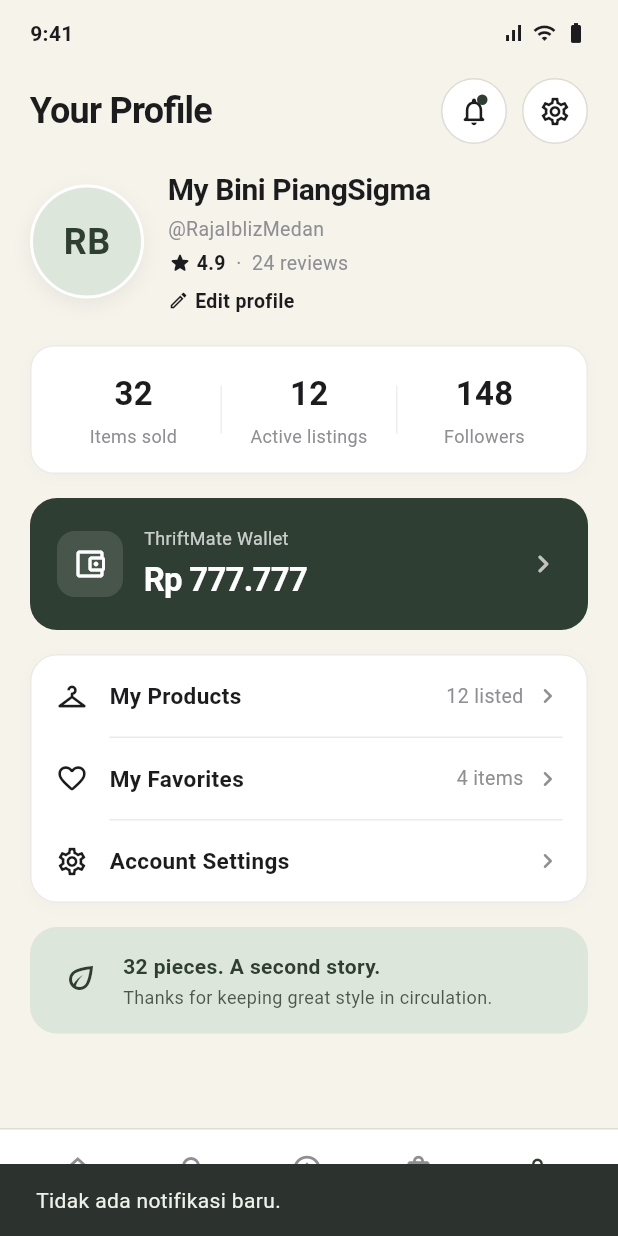
After one commit to piang-pn/filter_and_sort_app, a Flutter app: the screen it shows after launch, item 5 of the bottom bar chosen, after a tap on the "notifications none" icon, on a phone screen of 412 x 824 dp. The commit adds this screen. Run offline on Flutter 3.47's test engine with Material 3 defaults, Android fonts, the phone set to English and light mode, and no system bars; network calls fail.

Commit message:
tambah halaman profil dan integrasi navigasi bawah

```diff
--- /dev/null
+++ b/lib/pages/profile.dart
@@ -0,0 +1,575 @@
+import 'package:flutter/material.dart';
+
+import 'filter_sort.dart';
+import 'search_listing.dart';
+
+/// Screen representing "Your Profile" in ThriftMate.
+///
+/// Matches the design mockup featuring:
+/// - Header with notifications & settings icons
+/// - Profile details (avatar, name, handle, rating, edit profile)
+/// - Activity statistics (items sold, active listings, followers)
+/// - ThriftMate Wallet card with balance
+/// - Menu options (My Products, My Favorites, Account Settings)
+/// - Eco/sustainability circulation banner
+/// - Bottom navigation bar
+class ProfilePage extends StatelessWidget {
+  const ProfilePage({super.key});
+
+  @override
+  Widget build(BuildContext context) {
+    return Scaffold(
+      backgroundColor: AppColors.cream,
+      body: SafeArea(
+        child: Column(
+          children: <Widget>[
+            const StatusBarRow(),
+            Expanded(
+              child: SingleChildScrollView(
+                physics: const BouncingScrollPhysics(),
+                padding: const EdgeInsets.only(bottom: 24),
+                child: Column(
+                  crossAxisAlignment: CrossAxisAlignment.start,
+                  children: <Widget>[
+                    _buildHeader(context),
+                    const SizedBox(height: 16),
+                    _buildProfileInfo(context),
+                    const SizedBox(height: 20),
+                    _buildStatsCard(),
+                    const SizedBox(height: 16),
+                    _buildWalletCard(context),
+                    const SizedBox(height: 16),
+                    _buildMenuList(context),
+                    const SizedBox(height: 16),
+                    _buildEcoBanner(),
+                  ],
+                ),
+              ),
+            ),
+            const ThriftBottomNav(currentIndex: 4),
+          ],
+        ),
+      ),
+    );
+  }
+
+  // ------------------------------------------------------------- Header ---
+
+  Widget _buildHeader(BuildContext context) {
+    return Padding(
+      padding: const EdgeInsets.fromLTRB(20, 8, 20, 0),
+      child: Row(
+        children: <Widget>[
+          const Expanded(
+            child: Text(
+              'Your Profile',
+              style: TextStyle(
+                fontSize: 24,
+                fontWeight: FontWeight.bold,
+                color: AppColors.darkText,
+                letterSpacing: -0.5,
+              ),
+            ),
+          ),
+          // Notification bell button with unread green dot
+          GestureDetector(
+            onTap: () {
+              ScaffoldMessenger.of(context).showSnackBar(
+                const SnackBar(
+                  content: Text('Tidak ada notifikasi baru.'),
+                  duration: Duration(seconds: 2),
+                ),
+              );
+            },
+            child: Container(
+              width: 44,
+              height: 44,
+              decoration: BoxDecoration(
+                color: AppColors.white,
+                shape: BoxShape.circle,
+                border: Border.all(color: AppColors.lightBorder),
+              ),
+              child: Stack(
+                alignment: Alignment.center,
+                children: <Widget>[
+                  const Icon(
+                    Icons.notifications_none_rounded,
+                    size: 22,
+                    color: AppColors.darkText,
+                  ),
+                  Positioned(
+                    top: 10,
+                    right: 12,
+                    child: Container(
+                      width: 7,
+                      height: 7,
+                      decoration: const BoxDecoration(
+                        color: AppColors.darkGreen,
+                        shape: BoxShape.circle,
+                      ),
+                    ),
+                  ),
+                ],
+              ),
+            ),
+          ),
+          const SizedBox(width: 10),
+          // Settings button
+          GestureDetector(
+            onTap: () {
+              ScaffoldMessenger.of(context).showSnackBar(
+                const SnackBar(
+                  content: Text('Menu Pengaturan dibuka.'),
+                  duration: Duration(seconds: 2),
+                ),
+              );
+            },
+            child: Container(
+              width: 44,
+              height: 44,
+              decoration: BoxDecoration(
+                color: AppColors.white,
+                shape: BoxShape.circle,
+                border: Border.all(color: AppColors.lightBorder),
+              ),
+              child: const Icon(
+                Icons.settings_outlined,
+                size: 22,
+                color: AppColors.darkText,
+              ),
+            ),
+          ),
+        ],
+      ),
+    );
+  }
+
+  // ------------------------------------------------------- Profile Info ---
+
+  Widget _buildProfileInfo(BuildContext context) {
+    return Padding(
+      padding: const EdgeInsets.symmetric(horizontal: 20),
+      child: Row(
+        crossAxisAlignment: CrossAxisAlignment.center,
+        children: <Widget>[
+          // Circular Avatar
+          Container(
+            width: 76,
+            height: 76,
+            decoration: BoxDecoration(
+              shape: BoxShape.circle,
+              color: AppColors.sageFill,
+              border: Border.all(color: AppColors.white, width: 2),
+              boxShadow: <BoxShadow>[
+                BoxShadow(
+                  color: Colors.black.withValues(alpha: 0.06),
+                  blurRadius: 10,
+                  offset: const Offset(0, 4),
+                ),
+              ],
+            ),
+            child: ClipOval(
+              child: Image.network(
+                'https://encrypted-tbn0.gstatic.com/images?q=tbn:ANd9GcRtQu4e_4HM2bRfvXKv4JwVmZmBtl7733XFcThHwb3agQ&s=10',
+                fit: BoxFit.cover,
+                errorBuilder: (BuildContext _, Object _, StackTrace? _) =>
+                    const Center(
+                  child: Text(
+                    'RB',
+                    style: TextStyle(
+                      fontSize: 24,
+                      fontWeight: FontWeight.bold,
+                      color: AppColors.darkGreen,
+                    ),
+                  ),
+                ),
+              ),
+            ),
+          ),
+          const SizedBox(width: 16),
+          // User Details
+          Expanded(
+            child: Column(
+              crossAxisAlignment: CrossAxisAlignment.start,
+              children: <Widget>[
+                const Text(
+                  'My Bini PiangSigma',
+                  style: TextStyle(
+                    fontSize: 20,
+                    fontWeight: FontWeight.bold,
+                    color: AppColors.darkText,
+                    letterSpacing: -0.3,
+                  ),
+                ),
+                const SizedBox(height: 2),
+                const Text(
+                  '@RajaIblizMedan',
+                  style: TextStyle(
+                    fontSize: 13,
+                    color: AppColors.textMuted,
+                  ),
+                ),
+                const SizedBox(height: 4),
+                Wrap(
+                  crossAxisAlignment: WrapCrossAlignment.center,
+                  children: const <Widget>[
+                    Icon(Icons.star_rounded, size: 16, color: AppColors.darkText),
+                    SizedBox(width: 3),
+                    Text(
+                      '4.9',
+                      style: TextStyle(
+                        fontSize: 13,
+                        fontWeight: FontWeight.w600,
+                        color: AppColors.darkText,
+                      ),
+                    ),
+                    Text(
+                      '  ·  24 reviews',
+                      style: TextStyle(
+                        fontSize: 13,
+                        color: AppColors.textMuted,
+                      ),
+                    ),
+                  ],
+                ),
+                const SizedBox(height: 6),
+                GestureDetector(
+                  onTap: () {
+                    ScaffoldMessenger.of(context).showSnackBar(
+                      const SnackBar(
+                        content: Text('Membuka halaman Edit Profile.'),
+                        duration: Duration(seconds: 2),
+                      ),
+                    );
+                  },
+                  child: Row(
+                    mainAxisSize: MainAxisSize.min,
+                    children: const <Widget>[
+                      Icon(Icons.edit_outlined, size: 14, color: AppColors.darkText),
+                      SizedBox(width: 4),
+                      Text(
+                        'Edit profile',
+                        style: TextStyle(
+                          fontSize: 13,
+                          fontWeight: FontWeight.w600,
+                          color: AppColors.darkText,
+                        ),
+                      ),
+                    ],
+                  ),
+                ),
+              ],
+            ),
+          ),
+        ],
+      ),
+    );
+  }
+
+  // --------------------------------------------------------- Statistics ---
+
+  Widget _buildStatsCard() {
+    return Container(
+      margin: const EdgeInsets.symmetric(horizontal: 20),
+      padding: const EdgeInsets.symmetric(vertical: 16, horizontal: 10),
+      decoration: BoxDecoration(
+        color: AppColors.white,
+        borderRadius: BorderRadius.circular(16),
+        border: Border.all(
+          color: AppColors.lightBorder.withValues(alpha: 0.6),
+        ),
+        boxShadow: <BoxShadow>[
+          BoxShadow(
+            color: Colors.black.withValues(alpha: 0.02),
+            blurRadius: 8,
+            offset: const Offset(0, 2),
+          ),
+        ],
+      ),
+      child: Row(
+        children: <Widget>[
+          _statItem('32', 'Items sold'),
+          _statDivider(),
+          _statItem('12', 'Active listings'),
+          _statDivider(),
+          _statItem('148', 'Followers'),
+        ],
+      ),
+    );
+  }
+
+  Widget _statItem(String value, String label) {
+    return Expanded(
+      child: Column(
+        children: <Widget>[
+          Text(
+            value,
+            style: const TextStyle(
+              fontSize: 22,
+              fontWeight: FontWeight.bold,
+              color: AppColors.darkText,
+            ),
+          ),
+          const SizedBox(height: 4),
+          Text(
+            label,
+            textAlign: TextAlign.center,
+            style: const TextStyle(
+              fontSize: 12,
+              color: AppColors.textMuted,
+            ),
+          ),
+        ],
+      ),
+    );
+  }
+
+  Widget _statDivider() {
+    return Container(
+      width: 1,
+      height: 32,
+      color: AppColors.lightBorder.withValues(alpha: 0.5),
+    );
+  }
+
+  // ------------------------------------------------------------- Wallet ---
+
+  Widget _buildWalletCard(BuildContext context) {
+    return Container(
+      margin: const EdgeInsets.symmetric(horizontal: 20),
+      child: Material(
+        color: AppColors.darkGreen,
+        borderRadius: BorderRadius.circular(18),
+        child: InkWell(
+          onTap: () {
+            ScaffoldMessenger.of(context).showSnackBar(
+              const SnackBar(
+                content: Text('ThriftMate Wallet: Saldo Rp 777.777'),
+                duration: Duration(seconds: 2),
+              ),
+            );
+          },
+          borderRadius: BorderRadius.circular(18),
+          child: Padding(
+            padding: const EdgeInsets.symmetric(horizontal: 18, vertical: 18),
+            child: Row(
+              children: <Widget>[
+                Container(
+                  width: 44,
+                  height: 44,
+                  decoration: BoxDecoration(
+                    color: Colors.white.withValues(alpha: 0.12),
+                    borderRadius: BorderRadius.circular(12),
+                  ),
+                  child: const Icon(
+                    Icons.account_balance_wallet_outlined,
+                    color: AppColors.white,
+                    size: 24,
+                  ),
+                ),
+                const SizedBox(width: 14),
+                Expanded(
+                  child: Column(
+                    crossAxisAlignment: CrossAxisAlignment.start,
+                    children: <Widget>[
+                      Text(
+                        'ThriftMate Wallet',
+                        style: TextStyle(
+                          fontSize: 12,
+                          color: AppColors.white.withValues(alpha: 0.75),
+                        ),
+                      ),
+                      const SizedBox(height: 4),
+                      const Text(
+                        'Rp 777.777',
+                        style: TextStyle(
+                          fontSize: 22,
+                          fontWeight: FontWeight.bold,
+                          color: AppColors.white,
+                          letterSpacing: -0.5,
+                        ),
+                      ),
+                    ],
+                  ),
+                ),
+                Icon(
+                  Icons.chevron_right_rounded,
+                  color: AppColors.white.withValues(alpha: 0.7),
+                  size: 24,
+                ),
+              ],
+            ),
+          ),
+        ),
+      ),
+    );
+  }
+
+  // ---------------------------------------------------------- Menu List ---
+
+  Widget _buildMenuList(BuildContext context) {
+    return Container(
+      margin: const EdgeInsets.symmetric(horizontal: 20),
+      decoration: BoxDecoration(
+        color: AppColors.white,
+        borderRadius: BorderRadius.circular(18),
+        border: Border.all(
+          color: AppColors.lightBorder.withValues(alpha: 0.6),
+        ),
+        boxShadow: <BoxShadow>[
+          BoxShadow(
+            color: Colors.black.withValues(alpha: 0.02),
+            blurRadius: 8,
+            offset: const Offset(0, 2),
+          ),
+        ],
+      ),
+      child: Column(
+        children: <Widget>[
+          _menuRow(
+            icon: Icons.checkroom_outlined,
+            title: 'My Products',
+            badge: '12 listed',
+            onTap: () {
+              ScaffoldMessenger.of(context).showSnackBar(
+                const SnackBar(content: Text('Membuka My Products (12 listed)')),
+              );
+            },
+          ),
+          Divider(
+            height: 1,
+            indent: 52,
+            endIndent: 16,
+            color: AppColors.lightBorder.withValues(alpha: 0.6),
+          ),
+          _menuRow(
+            icon: Icons.favorite_border_rounded,
+            title: 'My Favorites',
+            badge: '4 items',
+            onTap: () {
+              ScaffoldMessenger.of(context).showSnackBar(
+                const SnackBar(content: Text('Membuka My Favorites (4 items)')),
+              );
+            },
+          ),
+          Divider(
+            height: 1,
+            indent: 52,
+            endIndent: 16,
+            color: AppColors.lightBorder.withValues(alpha: 0.6),
+          ),
+          _menuRow(
+            icon: Icons.settings_outlined,
+            title: 'Account Settings',
+            onTap: () {
+              ScaffoldMessenger.of(context).showSnackBar(
+                const SnackBar(content: Text('Membuka Account Settings')),
+              );
+            },
+          ),
+        ],
+      ),
+    );
+  }
+
+  Widget _menuRow({
+    required IconData icon,
+    required String title,
+    String? badge,
+    required VoidCallback onTap,
+  }) {
+    return InkWell(
+      onTap: onTap,
+      borderRadius: BorderRadius.circular(18),
+      child: Padding(
+        padding: const EdgeInsets.symmetric(horizontal: 16, vertical: 16),
+        child: Row(
+          children: <Widget>[
+            Icon(icon, size: 22, color: AppColors.darkText),
+            const SizedBox(width: 14),
+            Expanded(
+              child: Text(
+                title,
+                style: const TextStyle(
+                  fontSize: 15,
+                  fontWeight: FontWeight.w600,
+                  color: AppColors.darkText,
+                ),
+              ),
+            ),
+            if (badge != null) ...<Widget>[
+              Text(
+                badge,
+                style: const TextStyle(
+                  fontSize: 13,
+                  color: AppColors.textMuted,
+                ),
+              ),
+              const SizedBox(width: 6),
+            ],
+            const Icon(
+              Icons.chevron_right_rounded,
+              size: 20,
+              color: AppColors.textMuted,
+            ),
+          ],
+        ),
+      ),
+    );
+  }
+
+  // --------------------------------------------------------- Eco Banner ---
+
+  Widget _buildEcoBanner() {
+    return Container(
+      margin: const EdgeInsets.symmetric(horizontal: 20),
+      padding: const EdgeInsets.all(16),
+      decoration: BoxDecoration(
+        color: AppColors.sageFill,
+        borderRadius: BorderRadius.circular(18),
+      ),
+      child: Row(
+        crossAxisAlignment: CrossAxisAlignment.start,
+        children: <Widget>[
+          Container(
+            padding: const EdgeInsets.all(6),
+            decoration: BoxDecoration(
+              color: Colors.transparent,
+              borderRadius: BorderRadius.circular(10),
+            ),
+            child: const Icon(
+              Icons.eco_outlined,
+              size: 24,
+              color: AppColors.darkGreen,
+            ),
+          ),
+          const SizedBox(width: 10),
+          Expanded(
+            child: Column(
+              crossAxisAlignment: CrossAxisAlignment.start,
+              children: <Widget>[
+                const Text(
+                  '32 pieces. A second story.',
+                  style: TextStyle(
+                    fontSize: 14,
+                    fontWeight: FontWeight.bold,
+                    color: AppColors.darkGreen,
+                  ),
+                ),
+                const SizedBox(height: 3),
+                Text(
+                  'Thanks for keeping great style in circulation.',
+                  style: TextStyle(
+                    fontSize: 12,
+                    color: AppColors.darkGreen.withValues(alpha: 0.85),
+                    height: 1.3,
+                  ),
+                ),
+              ],
+            ),
+          ),
+        ],
+      ),
+    );
+  }
+}
--- a/lib/pages/search_listing.dart
+++ b/lib/pages/search_listing.dart
@@ -6,6 +6,7 @@ import '../data/product_filter.dart';
 import '../models/product.dart';
 import 'checkout.dart';
 import 'filter_sort.dart';
+import 'profile.dart';
 
 /// Listing / search results screen.
 ///
@@ -327,6 +328,18 @@ class _SearchListingPageState extends State<SearchListingPage> {
   // ----------------------------------------------------------- bottom nav ---
 
   Widget _buildBottomNav() {
+    return const ThriftBottomNav(currentIndex: 1);
+  }
+}
+
+/// Bottom navigation bar shared across the ThriftMate app.
+class ThriftBottomNav extends StatelessWidget {
+  const ThriftBottomNav({super.key, required this.currentIndex});
+
+  final int currentIndex;
+
+  @override
+  Widget build(BuildContext context) {
     return Container(
       height: 72,
       padding: const EdgeInsets.symmetric(horizontal: 14, vertical: 8),
@@ -335,31 +348,79 @@ class _SearchListingPageState extends State<SearchListingPage> {
         border: Border(top: BorderSide(color: AppColors.lightBorder)),
       ),
       child: Row(
-        mainAxisAlignment: MainAxisAlignment.center,
+        mainAxisAlignment: MainAxisAlignment.spaceAround,
         children: <Widget>[
-          // Only the Search tab exists in this project; the other tabs from the
-          // original app are intentionally not wired up here.
-          _navItem(Icons.search, 'Search'),
+          _navItem(context, 0, Icons.home_outlined, 'Home'),
+          _navItem(context, 1, Icons.search_rounded, 'Search'),
+          _navItem(context, 2, Icons.add_circle_outline_rounded, 'Sell'),
+          _navItem(context, 3, Icons.shopping_bag_outlined, 'Orders'),
+          _navItem(context, 4, Icons.person_outline_rounded, 'Profile'),
         ],
       ),
     );
   }
 
-  Widget _navItem(IconData icon, String label) {
-    return Column(
+  Widget _navItem(
+    BuildContext context,
+    int index,
+    IconData icon,
+    String label,
+  ) {
+    final bool isSelected = index == currentIndex;
+    final Color color = isSelected ? AppColors.darkGreen : AppColors.textMuted;
+
+    return GestureDetector(
+      behavior: HitTestBehavior.opaque,
+      onTap: () {
+        if (index == currentIndex) return;
+
+        if (index == 1) {
+          if (Navigator.of(context).canPop()) {
+            Navigator.of(context).pop();
+          } else {
+            Navigator.of(context).pushReplacement(
+              MaterialPageRoute<void>(
+                builder: (_) => const SearchListingPage(),
+              ),
+            );
+          }
+        } else if (index == 4) {
+          Navigator.of(context).push(
+            MaterialPageRoute<void>(
+              builder: (_) => const ProfilePage(),
+            ),
+          );
+        } else {
+          final List<String> names = <String>[
+            'Home',
+            'Search',
+            'Sell',
+            'Orders',
+            'Profile'
+          ];
+          ScaffoldMessenger.of(context).showSnackBar(
+            SnackBar(
+              content: Text('Halaman ${names[index]} segera hadir.'),
+              duration: const Duration(seconds: 1),
+            ),
+          );
+        }
+      },
+      child: Column(
         mainAxisAlignment: MainAxisAlignment.center,
         children: <Widget>[
-        Icon(icon, size: 22, color: AppColors.darkGreen),
+          Icon(icon, size: 22, color: color),
           const SizedBox(height: 4),
           Text(
             label,
-          style: const TextStyle(
+            style: TextStyle(
               fontSize: 10,
-            fontWeight: FontWeight.bold,
-            color: AppColors.darkGreen,
+              fontWeight: isSelected ? FontWeight.bold : FontWeight.w500,
+              color: color,
             ),
           ),
         ],
+      ),
     );
   }
 }
```
Also changed, not shown: 1 other file. Lines whose indentation alone changed are shown as unchanged.
